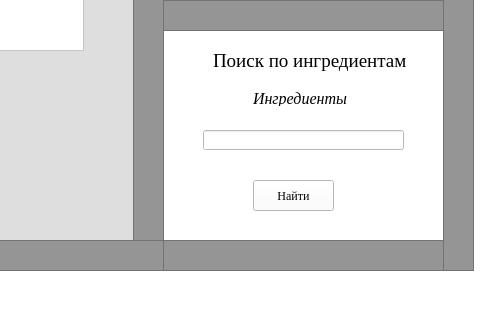
First picture: the form in table.ui, repository Glebosh/Yandex_Project1, before the edit; both pictures show x 537 to 1017 and y 470 to 790 of the 1017 by 790 pixel window.
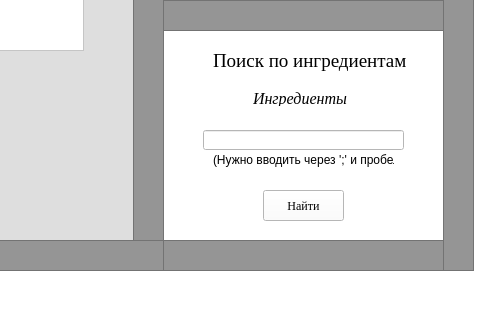
Second picture: the form after the edit.

Commit message: Add finding by many ingredients and add details in AddForm and table

What changed in the file:
```diff
--- a/table.ui
+++ b/table.ui
@@ -529,8 +529,8 @@
    <widget class="QPushButton" name="btn_find2">
     <property name="geometry">
      <rect>
-      <x>790</x>
-      <y>650</y>
+      <x>800</x>
+      <y>660</y>
       <width>81</width>
       <height>31</height>
      </rect>
@@ -545,6 +545,19 @@
      <string>Найти</string>
     </property>
    </widget>
+   <widget class="QLabel" name="label_12">
+    <property name="geometry">
+     <rect>
+      <x>750</x>
+      <y>620</y>
+      <width>181</width>
+      <height>20</height>
+     </rect>
+    </property>
+    <property name="text">
+     <string>(Нужно вводить через ';' и пробел)</string>
+    </property>
+   </widget>
    <zorder>frame_3</zorder>
    <zorder>comboBox</zorder>
    <zorder>btn_find1</zorder>
```
Left out of the diff: 1 changed line with no effect on the pictures. The commit also changes 2 other files.
